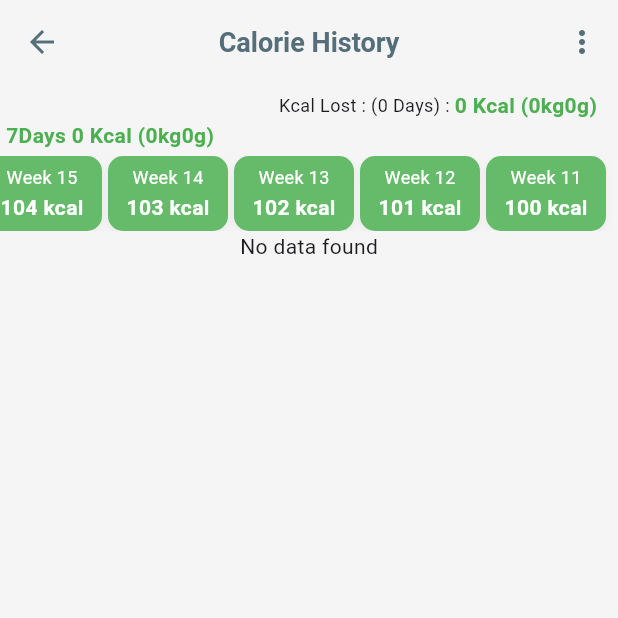
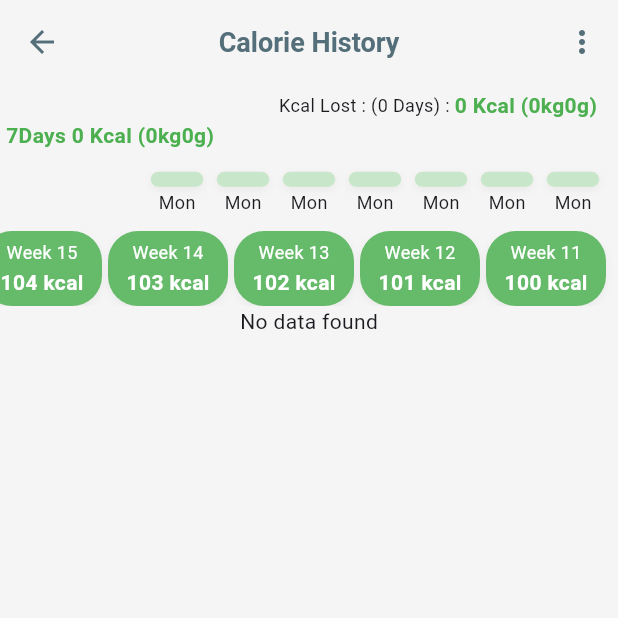
Before and after one commit to AshwaniDev101/Flutter-Calio-Firebase-Drift, a Flutter app: the CalorieHistoryPage screen opened directly, on a phone screen of 412 x 824 dp, the top half of it. Run offline on Flutter 3.47's test engine with Material 3 defaults, Android fonts, the phone set to English and light mode, and no system bars; our stand-ins replace cloud_firestore, firebase_core, logger, rxdart; accounts and stored records are empty; generated files the repository leaves out were written again.

Commit message:
feat: add `WeekDaysWidget` and reorganize weekly list components
- Created `WeekDaysWidget` in a new file to display a horizontal list of daily indicators.
- Integrated `WeekDaysWidget` into `view_page.dart` within the user history view.
- Renamed and moved `lib/widgets/weekly_list/weekly_list_widget.dart` to `lib/widgets/weekly_list_widget/weekly_list_widget.dart`.
- Updated border radius in `WeeklyListWidget` for a rounder appearance.
- Adjusted imports in `view_page.dart` to reflect the moved file and new widget.

```diff
--- a/lib/pages/user_history/view_page.dart
+++ b/lib/pages/user_history/view_page.dart
@@ -6,8 +6,8 @@ import 'package:flutter/material.dart';
 import 'package:provider/provider.dart';
 import '../../../theme/app_colors.dart';
 import '../../helper/progress_visuals_helper.dart';
-import '../../widgets/month_heatmap.dart';
-import '../../widgets/weekly_list/weekly_list_widget.dart';
+import '../../widgets/weekdays_widget/weekdays_widget.dart';
+import '../../widgets/weekly_list_widget/weekly_list_widget.dart';
 import '../calorie_counter/calorie_counter_page.dart';
 
 /// Main page displaying calorie user_history for a month
@@ -173,6 +173,7 @@ class _CalorieHistoryPageState extends State<CalorieHistoryPage> {
 
 
             _buildExcessLabel(vm),
+            WeekDaysWidget(),
             WeeklyListWidget(),
             // Container(color: Colors.green,height: 50,),
             // // heatLevelMap:{'1':10,'2':20,'3':30,'4':40,'5':50,'6':60,'7':70,'8':80,'9':90,'10':100}
--- /dev/null
+++ b/lib/widgets/weekdays_widget/weekdays_widget.dart
@@ -0,0 +1,48 @@
+import 'package:flutter/material.dart';
+
+class WeekDaysWidget extends StatelessWidget {
+  const WeekDaysWidget({super.key});
+
+  final bool isPerfect = false;
+
+  @override
+  Widget build(BuildContext context) {
+    return SizedBox(
+      height: 50,
+      child: ListView.builder(
+        scrollDirection: Axis.horizontal,
+        reverse: true,
+        itemCount: 7,
+        padding: const EdgeInsets.symmetric(horizontal: 8),
+        itemBuilder: (context, index) {
+          return Padding(
+            padding: const EdgeInsets.all(2.0),
+            child: SizedBox(
+              height: 40,
+              width: 40,
+              child: Column(
+                mainAxisAlignment: MainAxisAlignment.center,
+                children: [
+                  Container(
+                    width: 35,
+                    height: 10,
+
+                    decoration: BoxDecoration(
+                      color: Colors.green[100],
+                      borderRadius: BorderRadius.circular(20),
+                      boxShadow: [
+                        BoxShadow(blurRadius: 4, offset: Offset(0, 2), color: Colors.black.withValues(alpha: 0.05)),
+                      ],
+                    ),
+                  ),
+                  SizedBox(height: 2),
+                  Text("Mon", style: TextStyle(fontSize: 12)),
+                ],
+              ),
+            ),
+          );
+        },
+      ),
+    );
+  }
+}
--- a/lib/widgets/weekly_list/weekly_list_widget.dart
+++ b/lib/widgets/weekly_list_widget/weekly_list_widget.dart
@@ -20,7 +20,7 @@ class WeeklyListWidget extends StatelessWidget {
             padding: const EdgeInsets.all(0),
             decoration: BoxDecoration(
               color: Colors.green[400],
-              borderRadius: BorderRadius.circular(10),
+              borderRadius: BorderRadius.circular(20),
               boxShadow: [
                 BoxShadow(
                   blurRadius: 4,
```
